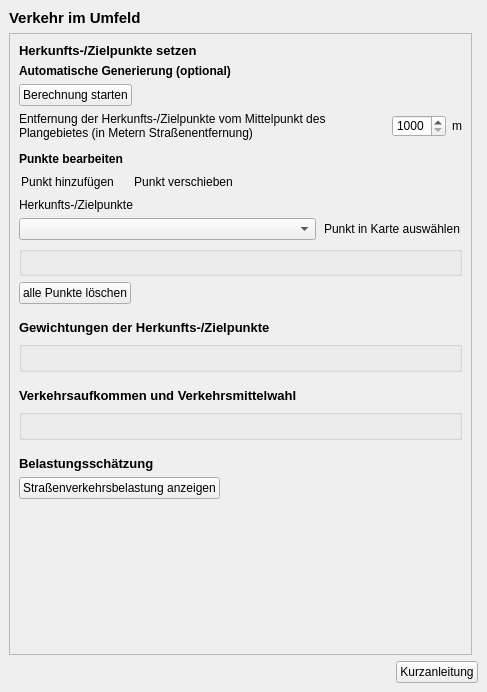
projektcheck/ProjektCheck-QGIS, file ui/domain_03-ViU.ui: the form before one commit.
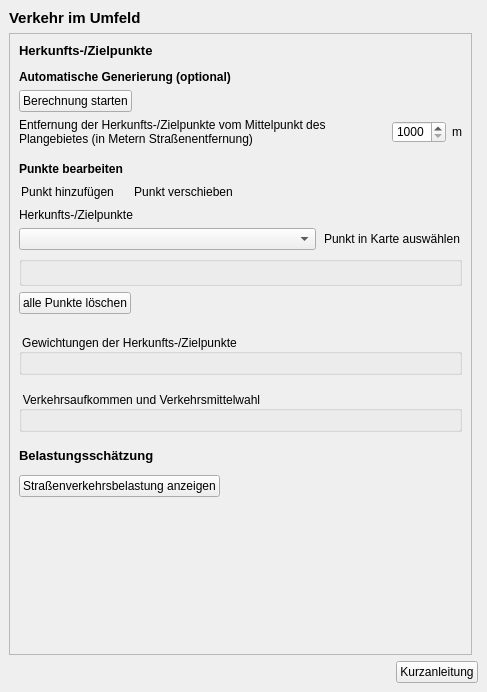
The form after the commit. Icons and pictures are not drawn.

```diff
--- a/ui/domain_03-ViU.ui
+++ b/ui/domain_03-ViU.ui
@@ -151,10 +151,26 @@
            <string/>
           </property>
           <property name="text">
-           <string>Herkunfts-/Zielpunkte setzen</string>
+           <string>Herkunfts-/Zielpunkte</string>
           </property>
          </widget>
         </item>
+        <item>
+         <spacer name="verticalSpacer_5">
+          <property name="orientation">
+           <enum>Qt::Vertical</enum>
+          </property>
+          <property name="sizeType">
+           <enum>QSizePolicy::Fixed</enum>
+          </property>
+          <property name="sizeHint" stdset="0">
+           <size>
+            <width>20</width>
+            <height>6</height>
+           </size>
+          </property>
+         </spacer>
+        </item>
         <item>
          <widget class="QLabel" name="label_15">
           <property name="font">
@@ -284,7 +300,7 @@
           <property name="sizeHint" stdset="0">
            <size>
             <width>20</width>
-            <height>6</height>
+            <height>10</height>
            </size>
           </property>
          </spacer>
@@ -538,7 +554,7 @@
           <property name="sizeHint" stdset="0">
            <size>
             <width>20</width>
-            <height>10</height>
+            <height>14</height>
            </size>
           </property>
          </spacer>
@@ -570,27 +586,10 @@
            <property name="bottomMargin">
             <number>0</number>
            </property>
-           <item>
-            <widget class="QLabel" name="label_12">
-             <property name="font">
-              <font>
-               <pointsize>10</pointsize>
-               <weight>75</weight>
-               <bold>true</bold>
-              </font>
-             </property>
-             <property name="toolTip">
-              <string/>
-             </property>
-             <property name="text">
-              <string>Gewichtungen der Herkunfts-/Zielpunkte</string>
-             </property>
-            </widget>
-           </item>
            <item>
             <widget class="QGroupBox" name="weights_group">
              <property name="title">
-              <string/>
+              <string>Gewichtungen der Herkunfts-/Zielpunkte</string>
              </property>
              <layout class="QVBoxLayout" name="verticalLayout_3"/>
             </widget>
@@ -611,27 +610,10 @@
              </property>
             </spacer>
            </item>
-           <item>
-            <widget class="QLabel" name="label_3">
-             <property name="font">
-              <font>
-               <pointsize>10</pointsize>
-               <weight>75</weight>
-               <bold>true</bold>
-              </font>
-             </property>
-             <property name="toolTip">
-              <string/>
-             </property>
-             <property name="text">
-              <string>Verkehrsaufkommen und Verkehrsmittelwahl</string>
-             </property>
-            </widget>
-           </item>
            <item>
             <widget class="QGroupBox" name="ways_group">
              <property name="title">
-              <string/>
+              <string>Verkehrsaufkommen und Verkehrsmittelwahl</string>
              </property>
              <layout class="QVBoxLayout" name="verticalLayout"/>
             </widget>
@@ -672,6 +654,22 @@
           </property>
          </widget>
         </item>
+        <item>
+         <spacer name="verticalSpacer_6">
+          <property name="orientation">
+           <enum>Qt::Vertical</enum>
+          </property>
+          <property name="sizeType">
+           <enum>QSizePolicy::Fixed</enum>
+          </property>
+          <property name="sizeHint" stdset="0">
+           <size>
+            <width>20</width>
+            <height>6</height>
+           </size>
+          </property>
+         </spacer>
+        </item>
         <item>
          <layout class="QHBoxLayout" name="horizontalLayout_4">
           <item>
```
Left out of the diff: 4 changed lines with no effect on the pictures.
